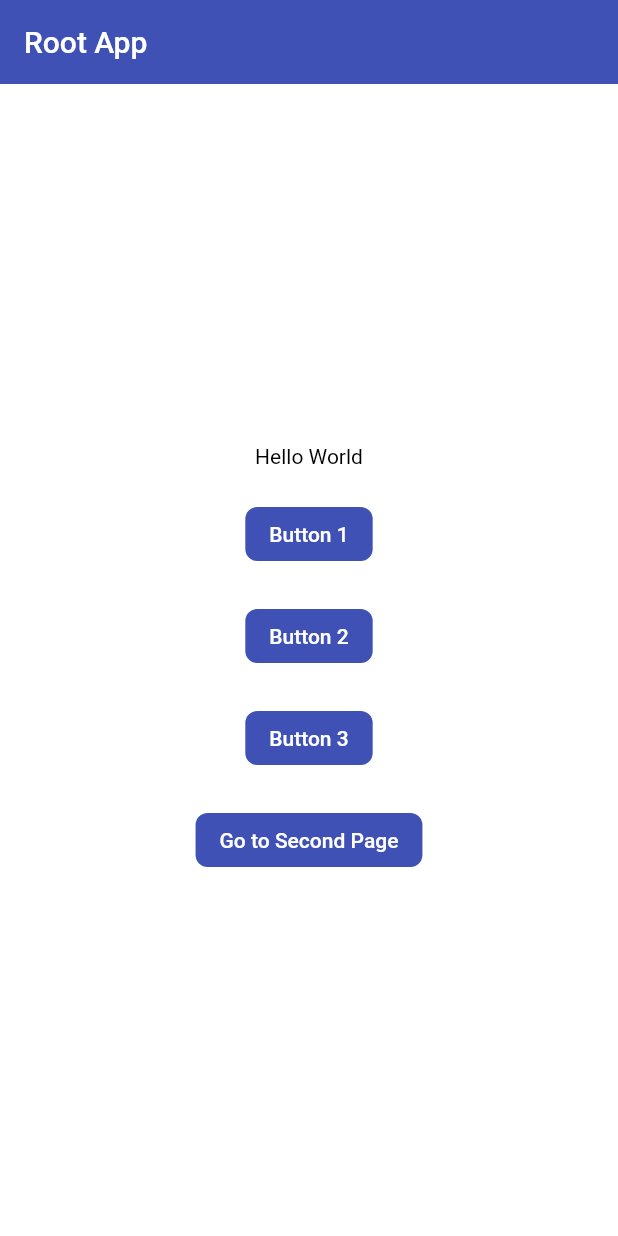
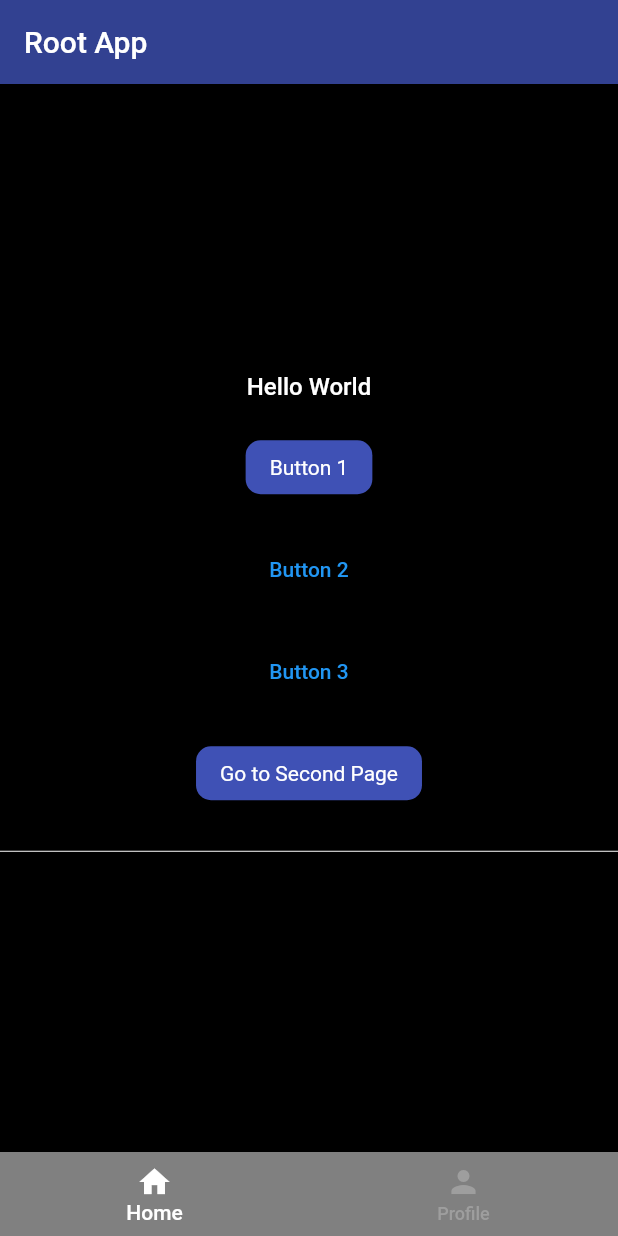
Before and after one commit to meanvatanak/flutter_design_demo, a Flutter app: the screen it shows after launch, on a phone screen of 412 x 824 dp. Run offline on Flutter 3.47's test engine with Material 2 defaults, Android fonts, the phone set to English and light mode, and no system bars; Roboto replaces fonts that are missing (Khmer UI).

Commit message:
Learning themeData style like CSS

```diff
--- a/lib/main.dart
+++ b/lib/main.dart
@@ -13,7 +13,9 @@ class RootApp extends StatelessWidget {
   Widget build(BuildContext context) {
     return MaterialApp(
       home: const HomePage(),
+      themeMode: ThemeMode.dark,
       theme: AppTheme.lightTheme,
+      darkTheme: AppTheme.darkTheme,
     );
   }
 }
@@ -38,28 +40,45 @@ class HomePage extends StatelessWidget {
               child: const Text('Button 1'),
             ),
             SizedBox(height: 20),
-              ElevatedButton(
+            OutlinedButton(
               onPressed: () {},
               child: const Text('Button 2'),
             ),
             SizedBox(height: 20),
-              ElevatedButton(
+            TextButton(
               onPressed: () {},
               child: const Text('Button 3'),
             ),
             SizedBox(height: 20),
             ElevatedButton(
               onPressed: () {
-                  //routeName is the name of the route
-                  final route = MaterialPageRoute(
-                    builder: (context) => const SecondPage(),
-                  );
-                  Navigator.of(context).pushNamed('/second_page');
+                final route = MaterialPageRoute(builder: (context) {
+                  return const SecondPage();
+                });
+                Navigator.of(context).push(route);
               },
               child: const Text('Go to Second Page'),
             ),
+            SizedBox(height: 20),
+            Divider(),
           ],
-          )
+        ),
+      ),
+      bottomNavigationBar: BottomNavigationBar(
+        items: const [
+          BottomNavigationBarItem(
+            icon: Icon(
+              Icons.home,
+            ),
+            label: 'Home',
+          ),
+          BottomNavigationBarItem(
+            icon: Icon(
+              Icons.person,
+            ),
+            label: 'Profile',
+          ),
+        ],
       ),
     );
   }
--- a/lib/utilities/app_theme.dart
+++ b/lib/utilities/app_theme.dart
@@ -2,70 +2,72 @@ import 'package:flutter/material.dart';
 
 class AppTheme {
   static var lightTheme = ThemeData(
-    // colorScheme: ColorScheme.light(
-    //   brightness: Brightness.light,
-    //   primary: Colors.blue,
-    //   secondary: Colors.blue,
-    //   error: Colors.red,
-    // ),
-    fontFamily: 'Khmer UI',
-    appBarTheme: const AppBarTheme(
+    primaryColor: Colors.indigo,
+    appBarTheme: AppBarTheme(
+      elevation: 0,
       backgroundColor: Colors.indigo,
-      elevation: 0,
     ),
     elevatedButtonTheme: ElevatedButtonThemeData(
       style: ButtonStyle(
         elevation: MaterialStateProperty.all(0),
         shape: MaterialStateProperty.all(
           RoundedRectangleBorder(
-              borderRadius: BorderRadius.circular(8),
+            borderRadius: BorderRadius.circular(10),
           ),
         ),
-          backgroundColor: MaterialStateProperty.all(Colors.indigo),
-        )
+        backgroundColor: MaterialStateProperty.all(
+          Colors.indigo,
         ),
-    scaffoldBackgroundColor: Colors.white,
-    dividerColor: Colors.indigo,
+      ),
+    ),
+    scaffoldBackgroundColor: Colors.grey,
+    dividerColor: Colors.white,
     textTheme: TextTheme(
       bodyMedium: TextStyle(
-          color: Colors.black
+        color: Colors.black,
+        fontSize: 16,
+        fontWeight: FontWeight.w500,
       ),
     ),
-    // bottomNavigationBarTheme: BottomNavigationBarThemeData(
-    //   backgroundColor: Colors.indigo,
-    // )
   );
+
   static var darkTheme = ThemeData(
-    // colorScheme: ColorScheme.light(
-    //   brightness: Brightness.light,
-    //   primary: Colors.blue,
-    //   secondary: Colors.blue,
-    //   error: Colors.red,
-    // ),
-    appBarTheme: const AppBarTheme(
-      backgroundColor: Colors.indigo,
+    primaryColor: Colors.amber,
+    appBarTheme: AppBarTheme(
       elevation: 0,
+      backgroundColor: Colors.indigo.withOpacity(0.8),
     ),
     elevatedButtonTheme: ElevatedButtonThemeData(
       style: ButtonStyle(
+        textStyle: MaterialStateProperty.all(
+          TextStyle(
+            color: Colors.black,
+          ),
+        ),
         elevation: MaterialStateProperty.all(0),
         shape: MaterialStateProperty.all(
           RoundedRectangleBorder(
-              borderRadius: BorderRadius.circular(8),
+            borderRadius: BorderRadius.circular(10),
           ),
         ),
-          backgroundColor: MaterialStateProperty.all(Colors.indigo),
-        )
+        backgroundColor: MaterialStateProperty.all(
+          Colors.indigo,
         ),
-    scaffoldBackgroundColor: Colors.white,
-    dividerColor: Colors.indigo,
+      ),
+    ),
+    scaffoldBackgroundColor: Colors.black,
+    dividerColor: Colors.white,
     textTheme: TextTheme(
       bodyMedium: TextStyle(
-          color: Colors.white
+        color: Colors.white,
+        fontSize: 16,
+        fontWeight: FontWeight.w500,
       ),
     ),
-    // bottomNavigationBarTheme: BottomNavigationBarThemeData(
-    //   backgroundColor: Colors.indigo,
-    // ),
+    bottomNavigationBarTheme: BottomNavigationBarThemeData(
+      backgroundColor: Colors.white.withOpacity(0.5),
+      selectedItemColor: Colors.white,
+      unselectedItemColor: Colors.grey,
+    ),
   );
 }
--- /dev/null
+++ b/lib/utilities/constant.dart
@@ -0,0 +1,6 @@
+import 'package:flutter/material.dart';
+
+const primaryColor = Color(0xFF004466);
+const secondaryColor = Color(0xFFE5E5E5);
+const redColor = Color(0xFFED5351);
+const cyanColor = Color(0xFF01BDD6);
--- a/lib/views/second_page.dart
+++ b/lib/views/second_page.dart
@@ -1,4 +1,5 @@
 import 'package:flutter/material.dart';
+import 'package:flutter_design_app/utilities/constant.dart';
 
 class SecondPage extends StatelessWidget {
   const SecondPage({
@@ -12,7 +13,24 @@ class SecondPage extends StatelessWidget {
     return Scaffold(
       appBar: AppBar(title: Text("Second page")),
       body: Center(
-        child: Text("Second page"),
+        child: Column(
+          mainAxisAlignment: MainAxisAlignment.center,
+          children: [
+            ElevatedButton(
+              onPressed: () {},
+              child: Text(
+                'Close',
+              ),
+              style: ElevatedButton.styleFrom(
+                // backgroundColor: Theme.of(context).primaryColor,
+                textStyle: TextStyle(
+                  color: primaryColor,
+                  fontSize: 18,
+                ),
+              ),
+            ),
+          ],
+        ),
       ),
     );
   }
```
Lines whose indentation alone changed are shown as unchanged.
